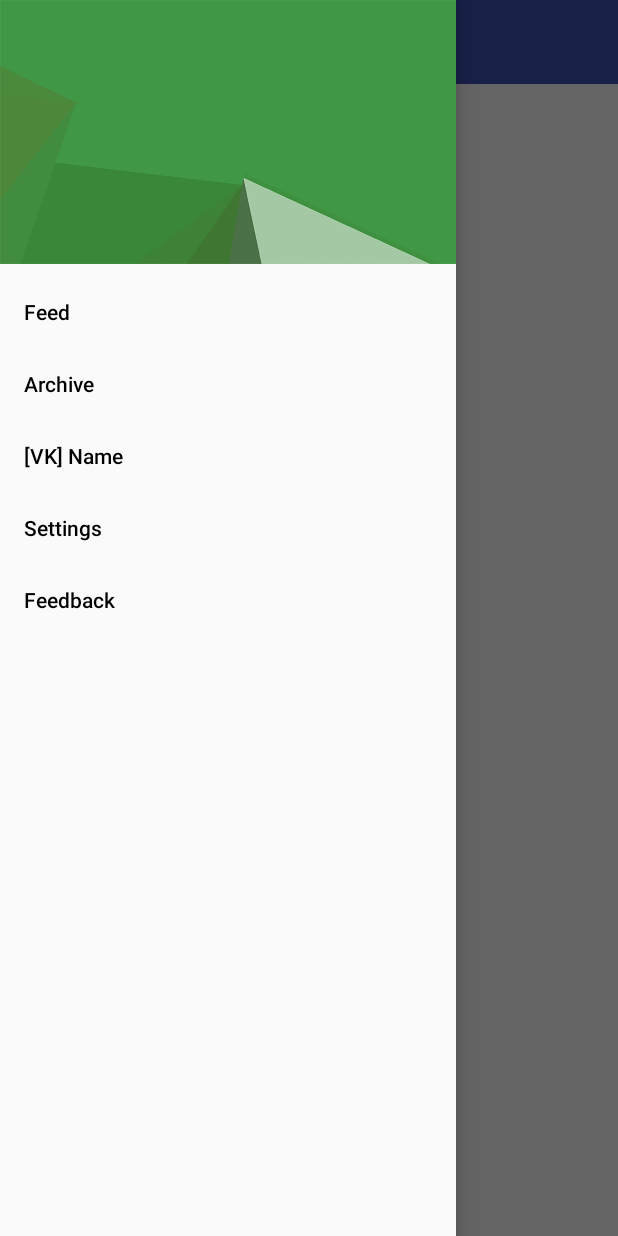
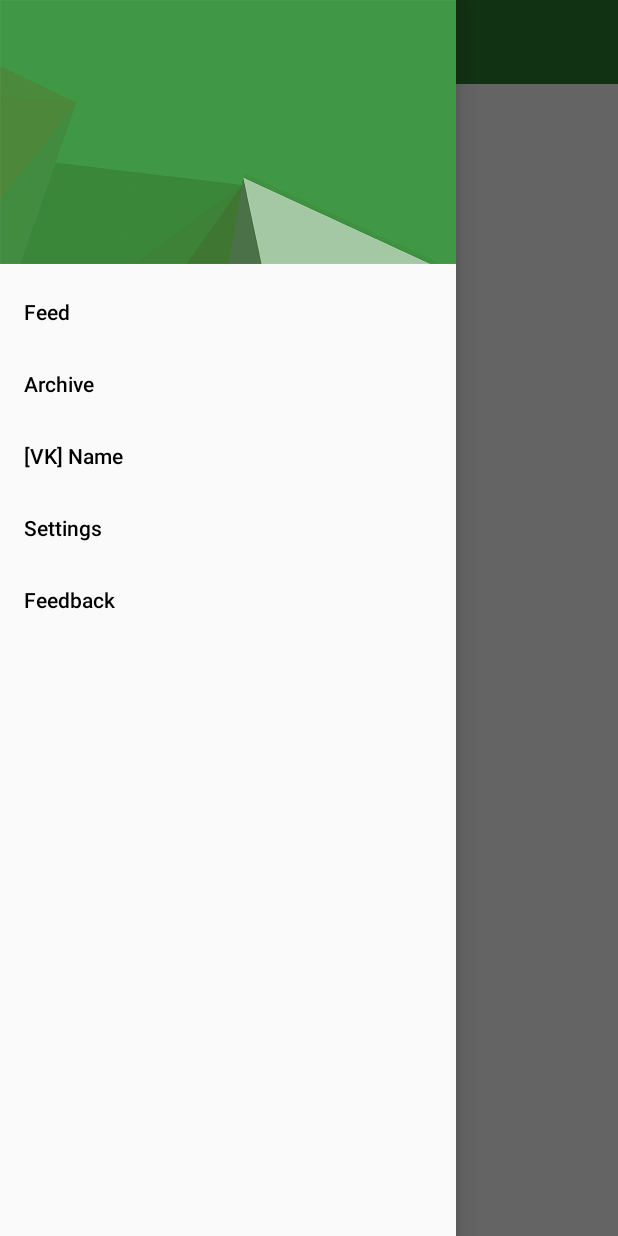
Before and after one commit to LowTension/Social-Reader, an Android app: the screen it shows after launch (ArticleListActivity), with the side drawer open, on a phone screen of 412 x 824 dp. Run offline under Robolectric (Android 15) with nearby library versions, the phone set to English and light mode, and no system bars; libraries missing offline, so code that uses them is left out: com.vk.sdk; 3 statements that could not run were skipped.

Commit message:
Update primary and accent colors

```diff
--- a/app/src/main/res/values/colors.xml
+++ b/app/src/main/res/values/colors.xml
@@ -1,6 +1,6 @@
 <?xml version="1.0" encoding="utf-8"?>
 <resources>
-    <color name="colorPrimary">#3F51B5</color>
-    <color name="colorPrimaryDark">#303F9F</color>
-    <color name="colorAccent">#FF4081</color>
+    <color name="colorPrimary">#2E7D32</color>
+    <color name="colorPrimaryDark">#1B5E20</color>
+    <color name="colorAccent">#FFEB3B</color>
 </resources>
```
